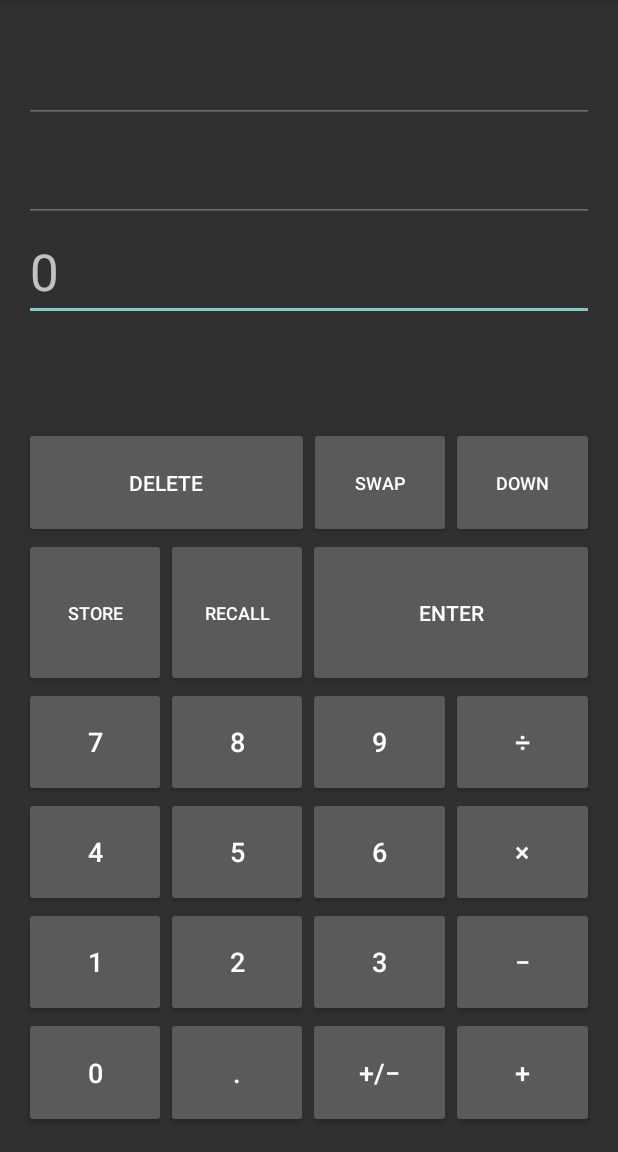
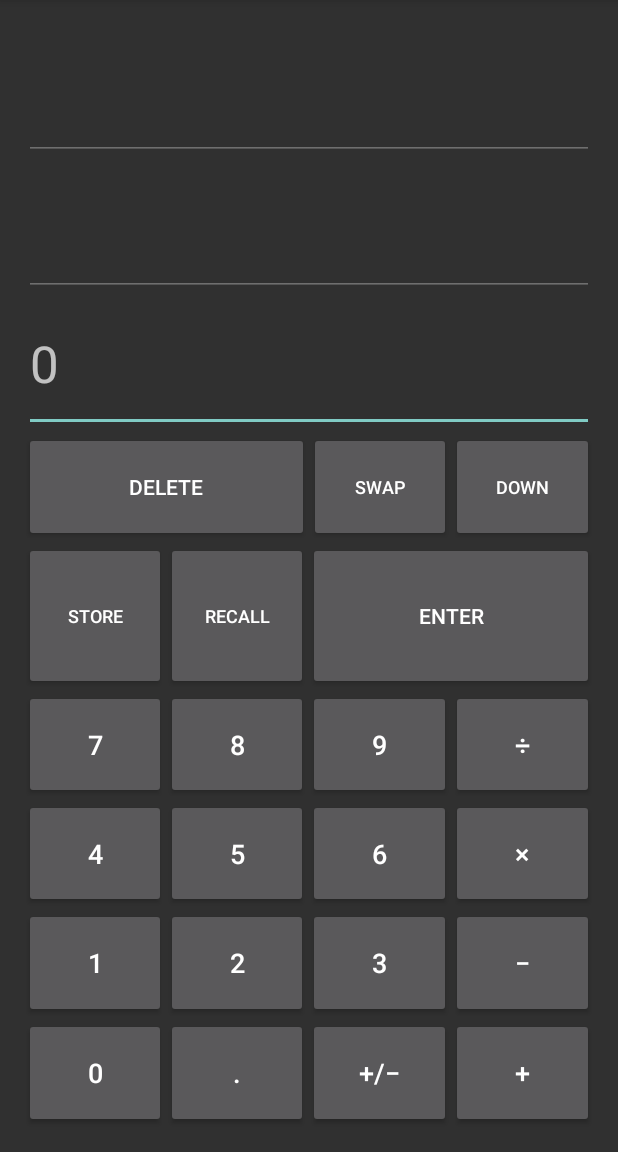
Before and after one commit to sfstpala/plus, an Android app: the screen it shows after launch (MainActivity), on a phone screen of 412 x 824 dp, the part 84-1236 px from its top. Run offline under Robolectric (Android 15) with nearby library versions, the phone set to English and light mode, and no system bars.

Commit message:
Fix portrait orientation

```diff
--- a/app/src/main/AndroidManifest.xml
+++ b/app/src/main/AndroidManifest.xml
@@ -10,6 +10,7 @@
         <activity
             android:name=".MainActivity"
             android:label="@string/app_name"
+            android:screenOrientation="portrait"
             android:theme="@style/MainActivityTheme">
             <intent-filter>
                 <action android:name="android.intent.action.MAIN" />
--- a/app/src/main/res/layout/activity_main.xml
+++ b/app/src/main/res/layout/activity_main.xml
@@ -16,7 +16,8 @@
 
         <TableRow
             android:layout_width="fill_parent"
-            android:layout_height="fill_parent">
+            android:layout_height="fill_parent"
+            android:layout_weight="1">
 
             <EditText
                 android:id="@+id/displayEditText3"
@@ -38,7 +39,8 @@
 
         <TableRow
             android:layout_width="fill_parent"
-            android:layout_height="fill_parent">
+            android:layout_height="fill_parent"
+            android:layout_weight="1">
 
             <EditText
                 android:id="@+id/displayEditText2"
@@ -60,7 +62,8 @@
 
         <TableRow
             android:layout_width="fill_parent"
-            android:layout_height="fill_parent">
+            android:layout_height="fill_parent"
+            android:layout_weight="1">
 
             <EditText
                 android:id="@+id/displayEditText1"
@@ -83,20 +86,7 @@
         <TableRow
             android:layout_width="fill_parent"
             android:layout_height="fill_parent"
-            android:layout_weight="4">
-
-            <Space
-                android:layout_width="20dp"
-                android:layout_height="20dp"
-                android:layout_column="4"
-                android:layout_weight="4" />
-
-        </TableRow>
-
-        <TableRow
-            android:layout_width="fill_parent"
-            android:layout_height="fill_parent"
-            android:layout_weight="2">
+            android:layout_weight="1">
 
             <Button
                 android:id="@+id/buttonDelete"
@@ -135,7 +125,7 @@
         <TableRow
             android:layout_width="fill_parent"
             android:layout_height="fill_parent"
-            android:layout_weight="4">
+            android:layout_weight="2">
 
             <Button
                 android:id="@+id/buttonStore"
@@ -166,15 +156,15 @@
                 android:layout_column="2"
                 android:layout_span="1"
                 android:layout_weight="2"
-                android:text="@string/button_enter"
-                android:onClick="onButtonEnterClick" />
+                android:onClick="onButtonEnterClick"
+                android:text="@string/button_enter" />
 
         </TableRow>
 
         <TableRow
             android:layout_width="fill_parent"
             android:layout_height="fill_parent"
-            android:layout_weight="2">
+            android:layout_weight="1">
 
             <Button
                 android:id="@+id/button7"
@@ -224,7 +214,7 @@
         <TableRow
             android:layout_width="fill_parent"
             android:layout_height="fill_parent"
-            android:layout_weight="2">
+            android:layout_weight="1">
 
             <Button
                 android:id="@+id/button4"
@@ -274,7 +264,7 @@
         <TableRow
             android:layout_width="fill_parent"
             android:layout_height="fill_parent"
-            android:layout_weight="2">
+            android:layout_weight="1">
 
             <Button
                 android:id="@+id/button1"
@@ -324,7 +314,7 @@
         <TableRow
             android:layout_width="fill_parent"
             android:layout_height="fill_parent"
-            android:layout_weight="2">
+            android:layout_weight="1">
 
             <Button
                 android:id="@+id/button0"
```
Also changed, not shown: 2 other files.
